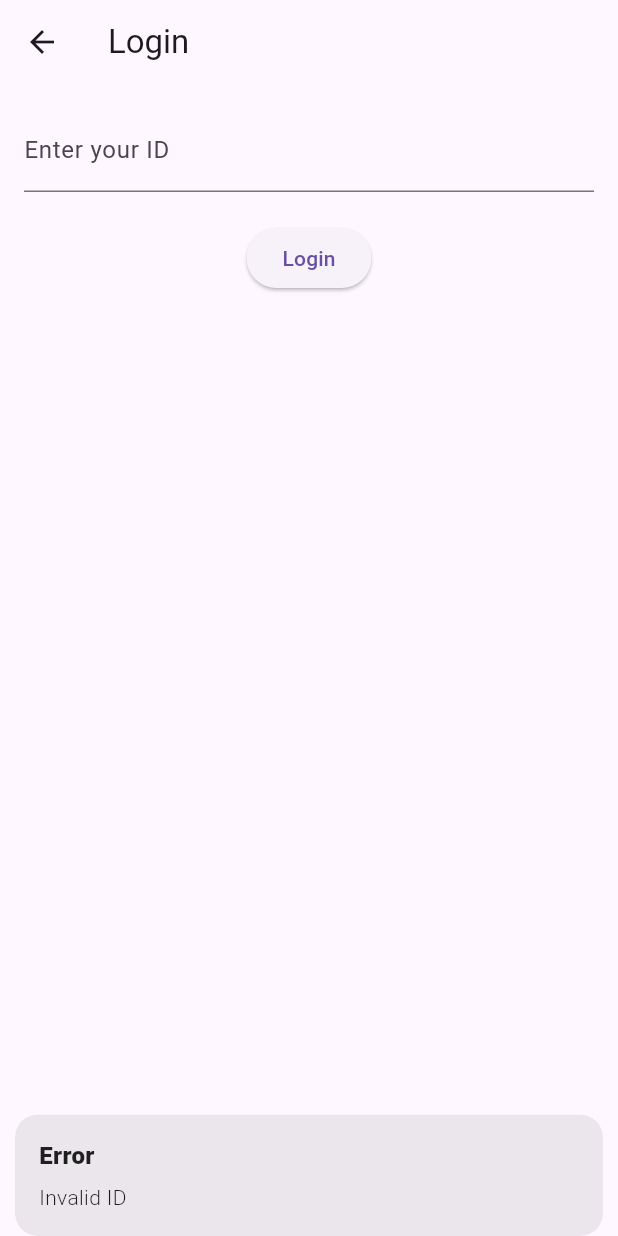
After one commit to derohimat/contact_app_tw, a Flutter app: the LoginScreen screen opened by its route, after a tap on "Login", on a phone screen of 412 x 824 dp. The commit adds this screen. Run offline on Flutter 3.47's test engine with Material 3 defaults, Android fonts, the phone set to English and light mode, and no system bars; our stand-ins replace get.

Commit message:
implement show logged in and contact detail

```diff
--- a/lib/app.dart
+++ /dev/null
@@ -1,27 +0,0 @@
-import 'package:flutter/material.dart';
-import 'package:get/get.dart';
-
-import 'presentation/screens/home/home_binding.dart';
-import 'presentation/screens/home/home_screen.dart';
-
-class App extends StatelessWidget {
-  const App({Key? key}) : super(key: key);
-
-  @override
-  Widget build(BuildContext context) {
-    return GetMaterialApp(
-      title: 'ContactApp',
-      theme: ThemeData(
-        primarySwatch: Colors.blue,
-      ),
-      initialRoute: '/',
-      getPages: [
-        GetPage(
-          name: '/',
-          page: () => const HomeScreen(),
-          binding: HomeBinding(),
-        ),
-      ],
-    );
-  }
-}
--- a/lib/data/services/contact_api_service.dart
+++ b/lib/data/services/contact_api_service.dart
@@ -1,13 +1,11 @@
 import 'dart:convert';
 
-import 'package:dio/dio.dart';
+import 'package:flutter/foundation.dart';
 import 'package:flutter/services.dart' show rootBundle;
 
 import '../models/contact.dart';
 
 class ContactApiService {
-  final Dio _dio = Dio();
-
   Future<List<Contact>> fetchContacts() async {
     try {
       final jsonString = await rootBundle.loadString('assets/data/data.json');
@@ -15,7 +13,7 @@ class ContactApiService {
       return jsonData.map((contactJson) => Contact.fromJson(contactJson)).toList();
     } catch (e) {
       // Handle error
-      print('Error fetching contacts: $e');
+      debugPrint('Error fetching contacts: $e');
       return [];
     }
   }
--- a/lib/presentation/screens/home/home_controller.dart
+++ b/lib/presentation/screens/home/home_controller.dart
@@ -5,7 +5,6 @@ import '../../../data/repositories/contact_repository.dart';
 
 class HomeController extends GetxController {
   final ContactRepository _repository = ContactRepository();
-
   final isLoading = true.obs;
   final contacts = <Contact>[].obs;
 
@@ -24,4 +23,8 @@ class HomeController extends GetxController {
       isLoading.value = false;
     }
   }
+
+  Contact loggedInUser() {
+    return contacts.first;
+  }
 }
--- /dev/null
+++ b/lib/presentation/screens/login/login_binding.dart
@@ -0,0 +1,10 @@
+import 'package:get/get.dart';
+
+import 'login_controller.dart';
+
+class LoginBinding extends Bindings {
+  @override
+  void dependencies() {
+    Get.lazyPut<LoginController>(() => LoginController());
+  }
+}
--- /dev/null
+++ b/lib/presentation/screens/login/login_controller.dart
@@ -0,0 +1,43 @@
+import 'package:flutter/material.dart';
+import 'package:get/get.dart';
+
+import '../../../data/models/contact.dart';
+import '../../../data/repositories/contact_repository.dart';
+import '../../../data/services/secure_storage_service.dart';
+import '../home/home_screen.dart';
+
+class LoginController extends GetxController {
+  final idController = TextEditingController();
+  var contacts = <Contact>[].obs;
+  final ContactRepository _repository = ContactRepository();
+
+  @override
+  void onInit() {
+    super.onInit();
+    loadContacts();
+  }
+
+  Future<void> login() async {
+    final enteredId = idController.text;
+
+    Contact? loggedInUser = contacts.firstWhereOrNull((contact) => contact.id == enteredId);
+
+    if (loggedInUser != null) {
+      // Store the logged-in user's ID using SecureStorageService
+      await SecureStorageService.setLoggedInUserId(loggedInUser.id);
+
+      Get.offAll(() => const HomeScreen());
+    } else {
+      Get.snackbar('Error', 'Invalid ID', snackPosition: SnackPosition.BOTTOM);
+    }
+  }
+
+  Future<void> loadContacts() async {
+    try {
+      List<Contact> fetchedContacts = await _repository.getContacts();
+      contacts.assignAll(fetchedContacts);
+    } catch (e) {
+      debugPrint('Error loading contacts: $e');
+    }
+  }
+}
--- /dev/null
+++ b/lib/presentation/screens/login/login_screen.dart
@@ -0,0 +1,33 @@
+import 'package:flutter/material.dart';
+import 'package:get/get.dart';
+
+import 'login_controller.dart';
+
+class LoginScreen extends GetView<LoginController> {
+  const LoginScreen({super.key});
+
+  @override
+  Widget build(BuildContext context) {
+    return Scaffold(
+      appBar: AppBar(
+        title: const Text('Login'),
+      ),
+      body: Padding(
+        padding: const EdgeInsets.all(16.0),
+        child: Column(
+          children: [
+            TextField(
+              controller: controller.idController,
+              decoration: const InputDecoration(labelText: 'Enter your ID'),
+            ),
+            const SizedBox(height: 20),
+            ElevatedButton(
+              onPressed: controller.login,
+              child: const Text('Login'),
+            ),
+          ],
+        ),
+      ),
+    );
+  }
+}
--- /dev/null
+++ b/lib/presentation/screens/profile/profile_binding.dart
@@ -0,0 +1,10 @@
+import 'package:get/get.dart';
+
+import 'profile_controller.dart';
+
+class ProfileBinding extends Bindings {
+  @override
+  void dependencies() {
+    Get.lazyPut<ProfileController>(() => ProfileController());
+  }
+}
--- /dev/null
+++ b/lib/presentation/screens/profile/profile_controller.dart
@@ -0,0 +1,14 @@
+import 'package:get/get.dart';
+
+class ProfileController extends GetxController {
+  final userName = ''.obs;
+  final userEmail = ''.obs;
+
+  void updateProfileData({
+    required String name,
+    required String email,
+  }) {
+    userName.value = name;
+    userEmail.value = email;
+  }
+}
--- a/pubspec.yaml
+++ b/pubspec.yaml
@@ -36,8 +36,7 @@ dependencies:
   # Use with the CupertinoIcons class for iOS style icons.
   cupertino_icons: ^1.0.8
   get: ^4.6.5
-  dio: ^5.7.0
-#  shared_preferences: ^2.0.15
+#  flutter_secure_storage: ^9.2.2
 
 dev_dependencies:
   flutter_test:
```
Also changed, not shown: lib/data/services/secure_storage_service.dart (added, +21 -0 lines), lib/main.dart (+47 -3 lines), lib/presentation/screens/contact_detail/contact_binding.dart (added, +10 -0 lines), lib/presentation/screens/contact_detail/contact_detail_controller.dart (added, +47 -0 lines), lib/presentation/screens/contact_detail/contact_detail_screen.dart (+80 -0 lines), lib/presentation/screens/home/home_content.dart (added, +47 -0 lines), lib/presentation/screens/home/home_screen.dart (+69 -20 lines), lib/presentation/screens/profile/profile_screen.dart (+21 -0 lines), lib/presentation/screens/login/profile_screen.dart (deleted), pubspec.lock.
